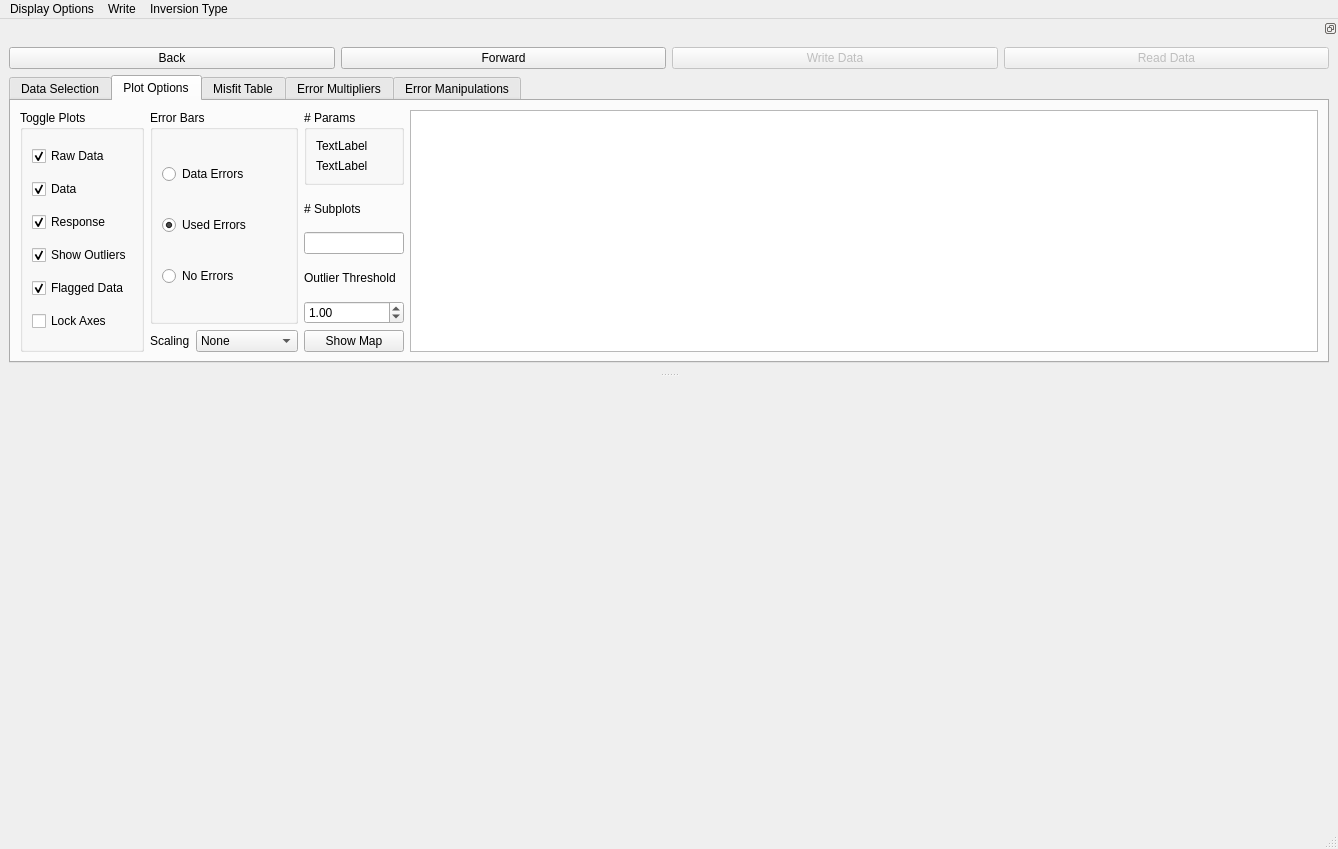
Above: pyMT/DataGUI/data_plot.ui from eroots/pyMT before the change. Below: the same form after it.
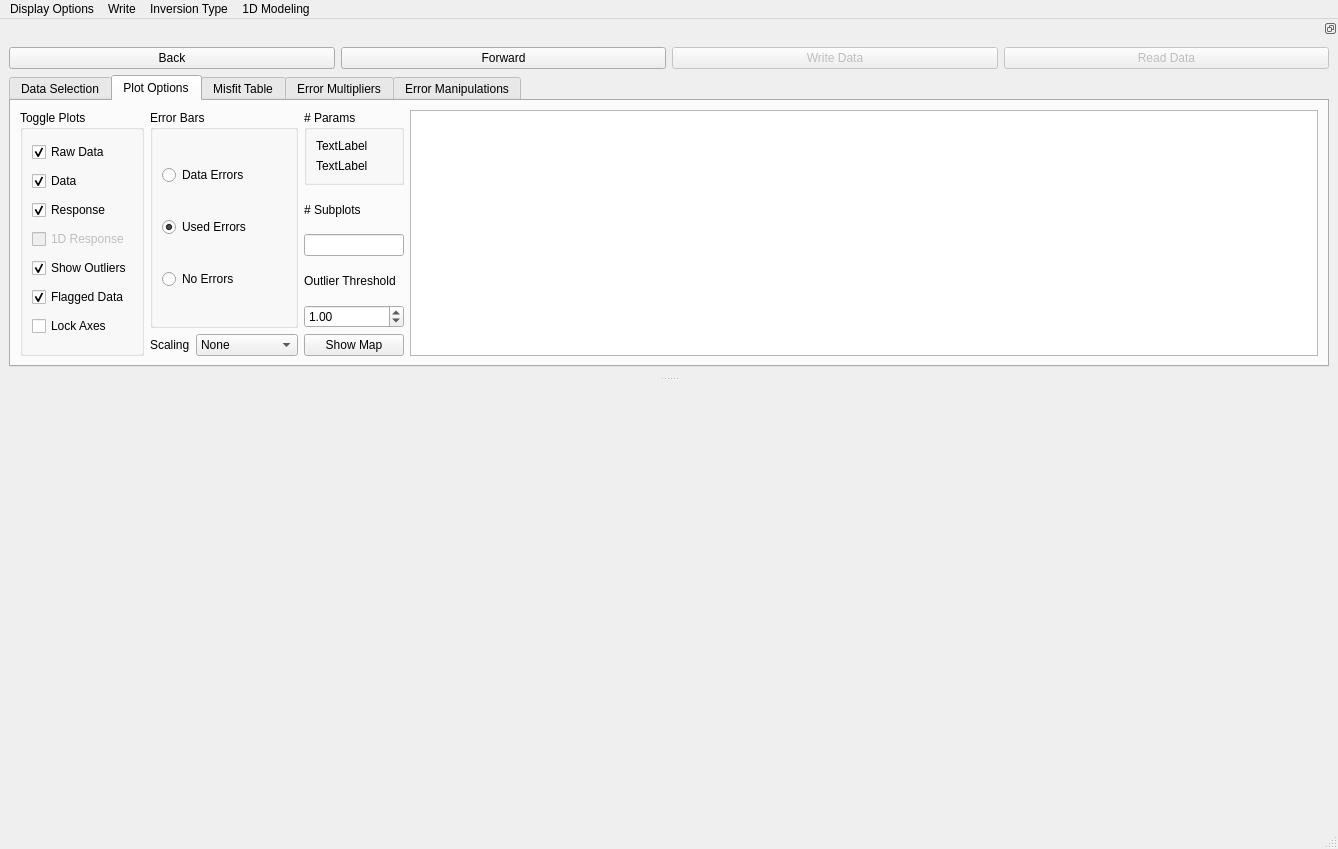
That is the form after the change.

Commit message: Too long since last commit. Check changelog

What changed in the file:
```diff
--- a/pyMT/DataGUI/data_plot.ui
+++ b/pyMT/DataGUI/data_plot.ui
@@ -128,9 +128,17 @@
     <addaction name="inv_type9"/>
     <addaction name="inv_type10"/>
    </widget>
+   <widget class="QMenu" name="menu1D_Modeling">
+    <property name="title">
+     <string>1D Modeling</string>
+    </property>
+    <addaction name="actionLaunchModeler"/>
+    <addaction name="actionPlot1DResponse"/>
+   </widget>
    <addaction name="menuDisplay_Options"/>
    <addaction name="menuWrite"/>
    <addaction name="menuInversion_Type_2"/>
+   <addaction name="menu1D_Modeling"/>
   </widget>
   <widget class="QStatusBar" name="statusbar"/>
   <widget class="QDockWidget" name="dock">
@@ -143,7 +151,7 @@
    <property name="minimumSize">
     <size>
      <width>836</width>
-     <height>353</height>
+     <height>357</height>
     </size>
    </property>
    <property name="features">
@@ -581,6 +589,16 @@
               </property>
              </widget>
             </item>
+            <item>
+             <widget class="QCheckBox" name="toggle1DResponse">
+              <property name="enabled">
+               <bool>false</bool>
+              </property>
+              <property name="text">
+               <string>1D Response</string>
+              </property>
+             </widget>
+            </item>
             <item>
              <widget class="QCheckBox" name="showOutliers">
               <property name="text">
```
Left out of the diff: 16 changed lines with no effect on the pictures. The commit also changes 19 other files.
